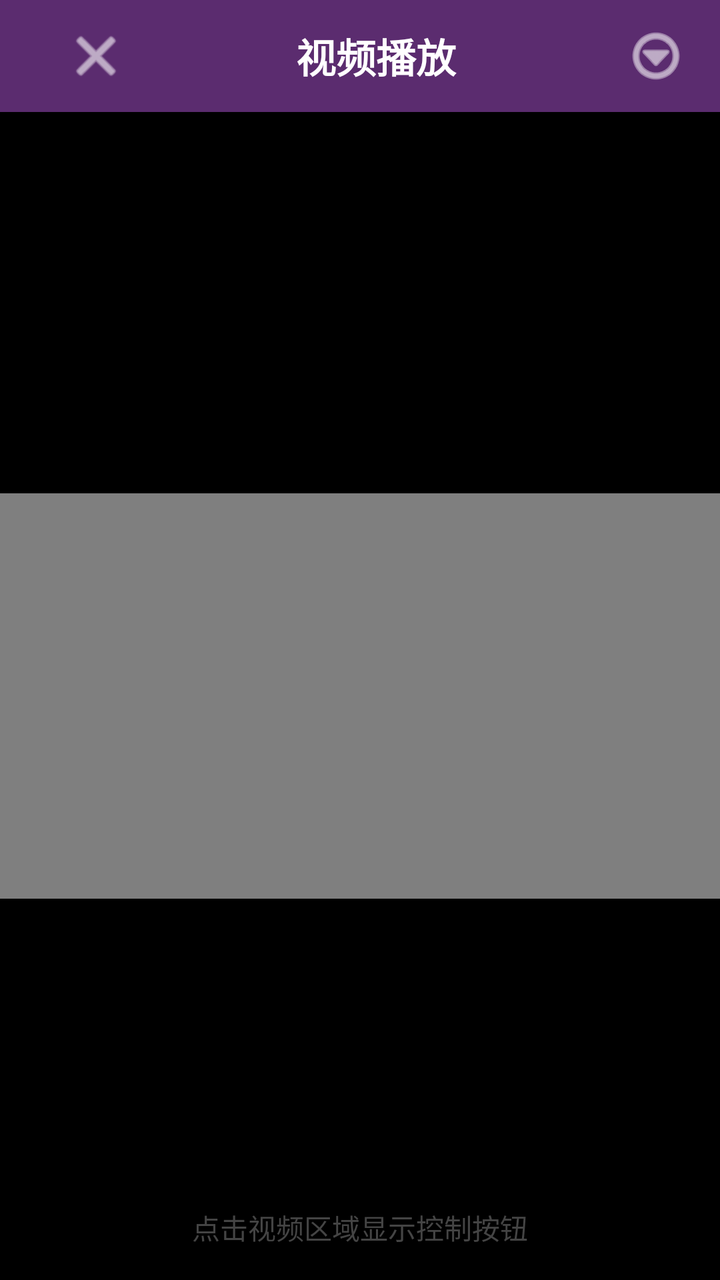
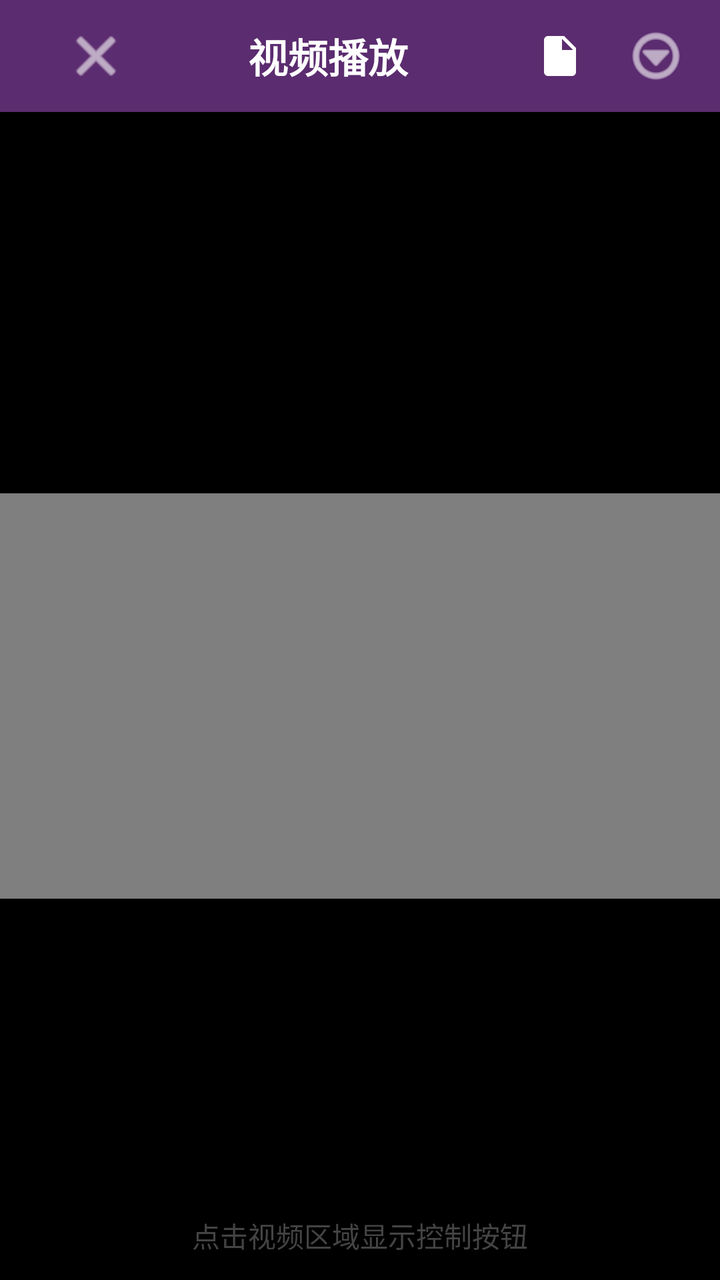

Before-and-after screenshots of an Android layout around one commit, followed by the original layout XML and the change that was made.
<!-- AndroidManifest.xml: activity theme Theme.StudyApp -->
<!-- res/layout/activity_video_player.xml -->
<?xml version="1.0" encoding="utf-8"?>
<androidx.constraintlayout.widget.ConstraintLayout xmlns:android="http://schemas.android.com/apk/res/android"
    xmlns:app="http://schemas.android.com/apk/res-auto"
    xmlns:tools="http://schemas.android.com/tools"
    android:layout_width="match_parent"
    android:layout_height="match_parent"
    android:background="@color/black"
    tools:context=".VideoPlayerActivity">

    
    <androidx.appcompat.widget.Toolbar
        android:id="@+id/toolbar"
        android:layout_width="0dp"
        android:layout_height="wrap_content"
        android:background="@color/tsinghua_purple_dark"
        android:minHeight="?attr/actionBarSize"
        app:layout_constraintTop_toTopOf="parent"
        app:layout_constraintStart_toStartOf="parent"
        app:layout_constraintEnd_toEndOf="parent">

        <LinearLayout
            android:layout_width="match_parent"
            android:layout_height="wrap_content"
            android:orientation="horizontal"
            android:gravity="center_vertical"
            android:paddingHorizontal="8dp">

            
            <ImageButton
                android:id="@+id/backButton"
                android:layout_width="48dp"
                android:layout_height="48dp"
                android:src="@android:drawable/ic_menu_close_clear_cancel"
                android:background="?android:attr/selectableItemBackgroundBorderless"
                android:contentDescription="退出"
                android:padding="12dp"
                android:tint="@color/white" />

            
            <TextView
                android:id="@+id/titleTextView"
                android:layout_width="0dp"
                android:layout_height="wrap_content"
                android:layout_weight="1"
                android:text="视频播放"
                android:textSize="20sp"
                android:textColor="@color/white"
                android:gravity="center"
                android:textStyle="bold" />

            
            <ImageButton
                android:id="@+id/speedButton"
                android:layout_width="48dp"
                android:layout_height="48dp"
                android:src="@android:drawable/ic_menu_more"
                android:background="?android:attr/selectableItemBackgroundBorderless"
                android:contentDescription="播放速度"
                android:padding="12dp"
                android:tint="@color/white" />

        </LinearLayout>

    </androidx.appcompat.widget.Toolbar>

    
    <androidx.constraintlayout.widget.ConstraintLayout
        android:id="@+id/videoContainer"
        android:layout_width="0dp"
        android:layout_height="0dp"
        android:layout_marginTop="8dp"
        android:layout_marginBottom="8dp"
        app:layout_constraintTop_toBottomOf="@id/toolbar"
        app:layout_constraintBottom_toBottomOf="parent"
        app:layout_constraintStart_toStartOf="parent"
        app:layout_constraintEnd_toEndOf="parent">

        
        <VideoView
            android:id="@+id/videoView"
            android:layout_width="0dp"
            android:layout_height="0dp"
            android:background="@android:color/transparent"
            app:layout_constraintTop_toTopOf="parent"
            app:layout_constraintBottom_toBottomOf="parent"
            app:layout_constraintStart_toStartOf="parent"
            app:layout_constraintEnd_toEndOf="parent"
            app:layout_constraintDimensionRatio="16:9" />

        
        <TextView
            android:id="@+id/loadingTextView"
            android:layout_width="wrap_content"
            android:layout_height="wrap_content"
            android:text="视频加载中..."
            android:textSize="16sp"
            android:textColor="@color/white"
            android:visibility="gone"
            app:layout_constraintTop_toTopOf="parent"
            app:layout_constraintBottom_toBottomOf="parent"
            app:layout_constraintStart_toStartOf="parent"
            app:layout_constraintEnd_toEndOf="parent" />

        
        <TextView
            android:id="@+id/errorTextView"
            android:layout_width="wrap_content"
            android:layout_height="wrap_content"
            android:text="视频加载失败"
            android:textSize="16sp"
            android:textColor="@color/tech_red_alert"
            android:visibility="gone"
            app:layout_constraintTop_toTopOf="parent"
            app:layout_constraintBottom_toBottomOf="parent"
            app:layout_constraintStart_toStartOf="parent"
            app:layout_constraintEnd_toEndOf="parent" />

    </androidx.constraintlayout.widget.ConstraintLayout>

    
    <TextView
        android:id="@+id/hintTextView"
        android:layout_width="wrap_content"
        android:layout_height="wrap_content"
        android:text="点击视频区域显示控制按钮"
        android:textSize="14sp"
        android:textColor="@color/darker_gray"
        android:layout_marginBottom="16dp"
        app:layout_constraintBottom_toBottomOf="parent"
        app:layout_constraintStart_toStartOf="parent"
        app:layout_constraintEnd_toEndOf="parent" />

</androidx.constraintlayout.widget.ConstraintLayout>
<!-- resources referenced by this layout -->
<resources>
  <color name="black">#FF000000</color>
  <color name="darker_gray">#FF444444</color>
  <color name="tech_red_alert">#FFF44336</color>
  <color name="tsinghua_purple_dark">#FF5B2C6F</color>
  <color name="white">#FFFFFFFF</color>
  <style name="Theme.StudyApp" parent="Theme.AppCompat.Light.NoActionBar">
          
          <item name="colorPrimary">@color/holo_blue_dark</item>
          <item name="colorPrimaryDark">@color/holo_blue_dark</item>
          <item name="colorAccent">@color/holo_blue_dark</item>
          <item name="android:windowBackground">@color/white</item>
      </style>
  <color name="holo_blue_dark">#FF1976D2</color>
</resources>

<!-- the commit's change to res/layout/activity_video_player.xml (unified diff, before → after) -->
@@ -1,22 +1,21 @@
 <?xml version="1.0" encoding="utf-8"?>
-<androidx.constraintlayout.widget.ConstraintLayout xmlns:android="http://schemas.android.com/apk/res/android"
+<LinearLayout xmlns:android="http://schemas.android.com/apk/res/android"
     xmlns:app="http://schemas.android.com/apk/res-auto"
     xmlns:tools="http://schemas.android.com/tools"
+    android:id="@+id/rootLayout"
     android:layout_width="match_parent"
     android:layout_height="match_parent"
+    android:orientation="vertical"
     android:background="@color/black"
     tools:context=".VideoPlayerActivity">
 
     
     <androidx.appcompat.widget.Toolbar
         android:id="@+id/toolbar"
-        android:layout_width="0dp"
+        android:layout_width="match_parent"
         android:layout_height="wrap_content"
         android:background="@color/tsinghua_purple_dark"
-        android:minHeight="?attr/actionBarSize"
-        app:layout_constraintTop_toTopOf="parent"
-        app:layout_constraintStart_toStartOf="parent"
-        app:layout_constraintEnd_toEndOf="parent">
+        android:minHeight="?attr/actionBarSize">
 
         <LinearLayout
             android:layout_width="match_parent"
@@ -50,6 +49,17 @@
 
             
             <ImageButton
+                android:id="@+id/noteButton"
+                android:layout_width="48dp"
+                android:layout_height="48dp"
+                android:src="@drawable/ic_note"
+                android:background="?android:attr/selectableItemBackgroundBorderless"
+                android:contentDescription="笔记"
+                android:padding="12dp"
+                android:tint="@color/white" />
+
+            
+            <ImageButton
                 android:id="@+id/speedButton"
                 android:layout_width="48dp"
                 android:layout_height="48dp"
@@ -66,14 +76,10 @@
     
     <androidx.constraintlayout.widget.ConstraintLayout
         android:id="@+id/videoContainer"
-        android:layout_width="0dp"
+        android:layout_width="match_parent"
         android:layout_height="0dp"
-        android:layout_marginTop="8dp"
-        android:layout_marginBottom="8dp"
-        app:layout_constraintTop_toBottomOf="@id/toolbar"
-        app:layout_constraintBottom_toBottomOf="parent"
-        app:layout_constraintStart_toStartOf="parent"
-        app:layout_constraintEnd_toEndOf="parent">
+        android:layout_weight="1"
+        android:background="@color/black">
 
         
         <VideoView
@@ -115,19 +121,179 @@
             app:layout_constraintStart_toStartOf="parent"
             app:layout_constraintEnd_toEndOf="parent" />
 
+        
+        <TextView
+            android:id="@+id/hintTextView"
+            android:layout_width="wrap_content"
+            android:layout_height="wrap_content"
+            android:text="点击视频区域显示控制按钮"
+            android:textSize="14sp"
+            android:textColor="@color/darker_gray"
+            android:layout_marginBottom="12dp"
+            app:layout_constraintBottom_toBottomOf="parent"
+            app:layout_constraintStart_toStartOf="parent"
+            app:layout_constraintEnd_toEndOf="parent" />
+
     </androidx.constraintlayout.widget.ConstraintLayout>
 
     
-    <TextView
-        android:id="@+id/hintTextView"
-        android:layout_width="wrap_content"
+    <LinearLayout
+        android:id="@+id/noteHandle"
+        android:layout_width="match_parent"
         android:layout_height="wrap_content"
-        android:text="点击视频区域显示控制按钮"
-        android:textSize="14sp"
-        android:textColor="@color/darker_gray"
-        android:layout_marginBottom="16dp"
-        app:layout_constraintBottom_toBottomOf="parent"
-        app:layout_constraintStart_toStartOf="parent"
-        app:layout_constraintEnd_toEndOf="parent" />
-
-</androidx.constraintlayout.widget.ConstraintLayout>
+        android:orientation="vertical"
+        android:gravity="center"
+        android:background="#EEEEEE"
+        android:paddingTop="6dp"
+        android:paddingBottom="6dp"
+        android:visibility="gone">
+
+        <View
+            android:layout_width="44dp"
+            android:layout_height="4dp"
+            android:background="@drawable/divider_grip"
+            android:layout_marginBottom="2dp" />
+
+        <View
+            android:layout_width="0dp"
+            android:layout_height="1dp"
+            android:background="#DDDDDD" />
+
+    </LinearLayout>
+
+    
+    <LinearLayout
+        android:id="@+id/notePanel"
+        android:layout_width="match_parent"
+        android:layout_height="0dp"
+        android:layout_weight="0"
+        android:orientation="vertical"
+        android:background="#FFFFFF"
+        android:padding="12dp"
+        android:visibility="gone">
+
+        <LinearLayout
+            android:layout_width="match_parent"
+            android:layout_height="wrap_content"
+            android:orientation="horizontal"
+            android:gravity="center_vertical">
+
+            <TextView
+                android:layout_width="0dp"
+                android:layout_height="wrap_content"
+                android:layout_weight="1"
+                android:text="📝 视频笔记"
+                android:textSize="15sp"
+                android:textStyle="bold"
+                android:textColor="#1A1A1A" />
+
+            <TextView
+                android:id="@+id/noteNowText"
+                android:layout_width="wrap_content"
+                android:layout_height="wrap_content"
+                android:text="当前 00:00"
+                android:textSize="12sp"
+                android:textColor="#999999"
+                android:layout_marginEnd="8dp" />
+
+            <TextView
+                android:id="@+id/noteSaveButton"
+                android:layout_width="wrap_content"
+                android:layout_height="wrap_content"
+                android:text="保存 ✓"
+                android:textColor="@color/white"
+                android:textSize="13sp"
+                android:textStyle="bold"
+                android:paddingHorizontal="14dp"
+                android:paddingVertical="5dp"
+                android:layout_marginEnd="8dp"
+                android:clickable="true"
+                android:focusable="true"
+                android:background="@drawable/bg_note_save_button" />
+
+            <TextView
+                android:id="@+id/noteCollapseText"
+                android:layout_width="wrap_content"
+                android:layout_height="wrap_content"
+                android:text="收起 ▾"
+                android:textSize="13sp"
+                android:textColor="@color/tsinghua_purple"
+                android:padding="4dp"
+                android:clickable="true"
+                android:focusable="true"
+                android:background="?android:attr/selectableItemBackground" />
+
+        </LinearLayout>
+
+        <EditText
+            android:id="@+id/noteEditText"
+            android:layout_width="match_parent"
+            android:layout_height="wrap_content"
+            android:minHeight="88dp"
+            android:gravity="top|start"
+            android:hint="写下此刻的想法…完成后点「保存 ✓」存为一条笔记"
+            android:textSize="14sp"
+            android:textColor="#1A1A1A"
+            android:inputType="textMultiLine"
+            android:padding="10dp"
+            android:background="@drawable/edit_text_background"
+            android:layout_marginTop="8dp" />
+
+        <TextView
+            android:id="@+id/noteSaveStatus"
+            android:layout_width="wrap_content"
+            android:layout_height="wrap_content"
+            android:text="输入内容，点「保存 ✓」存为一条笔记"
+            android:textSize="12sp"
+            android:textColor="@color/darker_gray"
+            android:layout_marginTop="4dp" />
+
+        <View
+            android:layout_width="match_parent"
+            android:layout_height="1dp"
+            android:background="#EEEEEE"
+            android:layout_marginTop="8dp" />
+
+        <TextView
+            android:layout_width="wrap_content"
+            android:layout_height="wrap_content"
+            android:text="已保存笔记：点击可编辑 · 长按删除"
+            android:textSize="12sp"
+            android:textColor="@color/darker_gray"
+            android:layout_marginTop="6dp" />
+
+        <ScrollView
+            android:layout_width="match_parent"
+            android:layout_height="0dp"
+            android:layout_weight="1"
+            android:fillViewport="true">
+
+            <LinearLayout
+                android:layout_width="match_parent"
+                android:layout_height="wrap_content"
+                android:orientation="vertical">
+
+                <TextView
+                    android:id="@+id/noteListEmpty"
+                    android:layout_width="match_parent"
+                    android:layout_height="wrap_content"
+                    android:text="还没有笔记，写下内容点「保存 ✓」即可保存"
+                    android:textSize="13sp"
+                    android:gravity="center"
+                    android:textColor="#999999"
+                    android:padding="16dp"
+                    android:visibility="gone" />
+
+                <LinearLayout
+                    android:id="@+id/noteListLayout"
+                    android:layout_width="match_parent"
+                    android:layout_height="wrap_content"
+                    android:orientation="vertical" />
+
+            </LinearLayout>
+
+        </ScrollView>
+
+    </LinearLayout>
+
+</LinearLayout>
<!-- resource entries referenced after the edit -->
@@ -3,8 +3,41 @@
   <color name="black">#FF000000</color>
   <color name="darker_gray">#FF444444</color>
   <color name="tech_red_alert">#FFF44336</color>
+  <color name="tsinghua_purple">#FF7D2181</color>
   <color name="tsinghua_purple_dark">#FF5B2C6F</color>
   <color name="white">#FFFFFFFF</color>
+  <!-- drawable bg_note_save_button (drawable) -->
+  <?xml version="1.0" encoding="utf-8"?>
+  <shape xmlns:android="http://schemas.android.com/apk/res/android"
+      android:shape="rectangle">
+      <solid android:color="@color/tsinghua_purple" />
+      <corners android:radius="8dp" />
+  </shape>
+  <!-- drawable divider_grip (drawable) -->
+  <?xml version="1.0" encoding="utf-8"?>
+  <shape xmlns:android="http://schemas.android.com/apk/res/android"
+      android:shape="rectangle">
+      <solid android:color="#BDBDBD" />
+      <corners android:radius="2dp" />
+  </shape>
+  <!-- drawable edit_text_background (drawable) -->
+  <?xml version="1.0" encoding="utf-8"?>
+  <shape xmlns:android="http://schemas.android.com/apk/res/android">
+      <solid android:color="@android:color/white" />
+      <stroke android:width="1dp" android:color="@android:color/darker_gray" />
+      <corners android:radius="12dp" />
+      <padding android:left="8dp" android:top="8dp" android:right="8dp" android:bottom="8dp" />
+  </shape>
+  <!-- drawable ic_note (drawable) -->
+  <vector xmlns:android="http://schemas.android.com/apk/res/android"
+      android:width="24dp"
+      android:height="24dp"
+      android:viewportWidth="24"
+      android:viewportHeight="24">
+      <path
+          android:fillColor="#FFFFFF"
+          android:pathData="M14,2H6C4.9,2 4,2.9 4,4v16c0,1.1 0.9,2 2,2h12c1.1,0 2,-0.9 2,-2V8l-6,-6zM13,9V3.5L18.5,9H13z" />
+  </vector>
   <style name="Theme.StudyApp" parent="Theme.AppCompat.Light.NoActionBar">
           
           <item name="colorPrimary">@color/holo_blue_dark</item>
